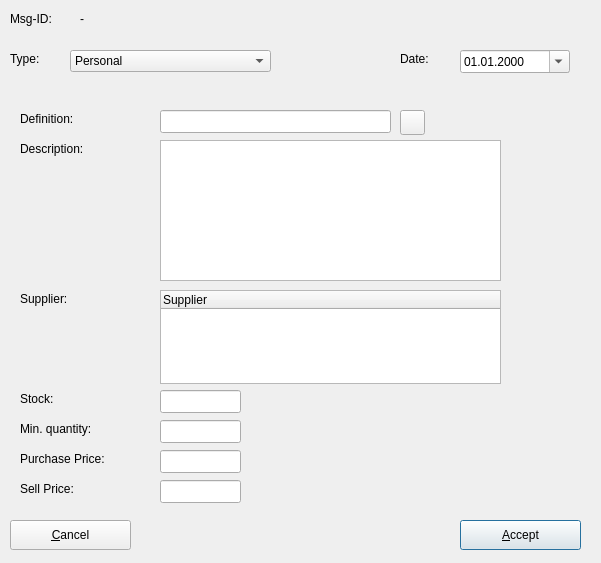
Before: the Qt Designer form trunk/ui/msgeditfrm.ui in BackupTheBerlios/first4-svn, drawn with Qt 5.
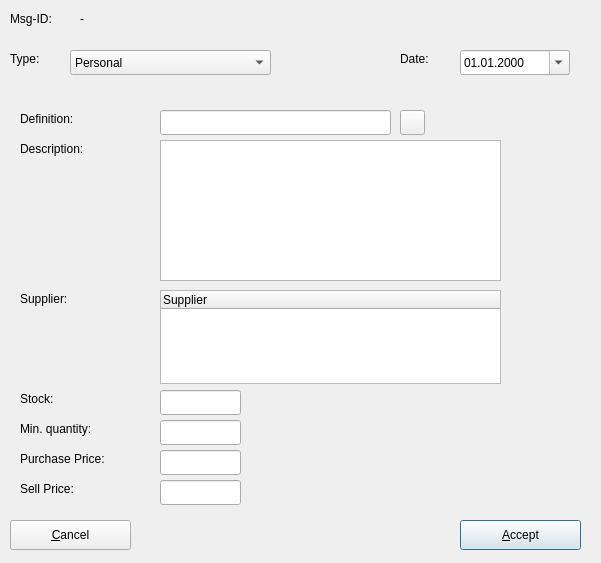
After: the same form once the commit is applied. The open tabs and pages were chosen to show the change. Icons and pictures are not drawn.

What changed in the file:
```diff
--- a/trunk/ui/msgeditfrm.ui
+++ b/trunk/ui/msgeditfrm.ui
@@ -92,7 +92,7 @@
      <x>70</x>
      <y>50</y>
      <width>201</width>
-     <height>22</height>
+     <height>25</height>
     </rect>
    </property>
    <item>
@@ -140,7 +140,7 @@
      <x>460</x>
      <y>50</y>
      <width>110</width>
-     <height>23</height>
+     <height>25</height>
     </rect>
    </property>
    <property name="displayFormat" >
@@ -351,7 +351,7 @@
        <x>150</x>
        <y>20</y>
        <width>231</width>
-       <height>23</height>
+       <height>25</height>
       </rect>
      </property>
     </widget>
@@ -361,7 +361,7 @@
        <x>150</x>
        <y>300</y>
        <width>81</width>
-       <height>23</height>
+       <height>25</height>
       </rect>
      </property>
     </widget>
@@ -371,7 +371,7 @@
        <x>150</x>
        <y>330</y>
        <width>81</width>
-       <height>23</height>
+       <height>25</height>
       </rect>
      </property>
     </widget>
@@ -381,7 +381,7 @@
        <x>150</x>
        <y>360</y>
        <width>81</width>
-       <height>23</height>
+       <height>25</height>
       </rect>
      </property>
     </widget>
@@ -391,7 +391,7 @@
        <x>150</x>
        <y>390</y>
        <width>81</width>
-       <height>23</height>
+       <height>25</height>
       </rect>
      </property>
     </widget>
```
Left out of the diff: 14 changed lines with no effect on the pictures.
